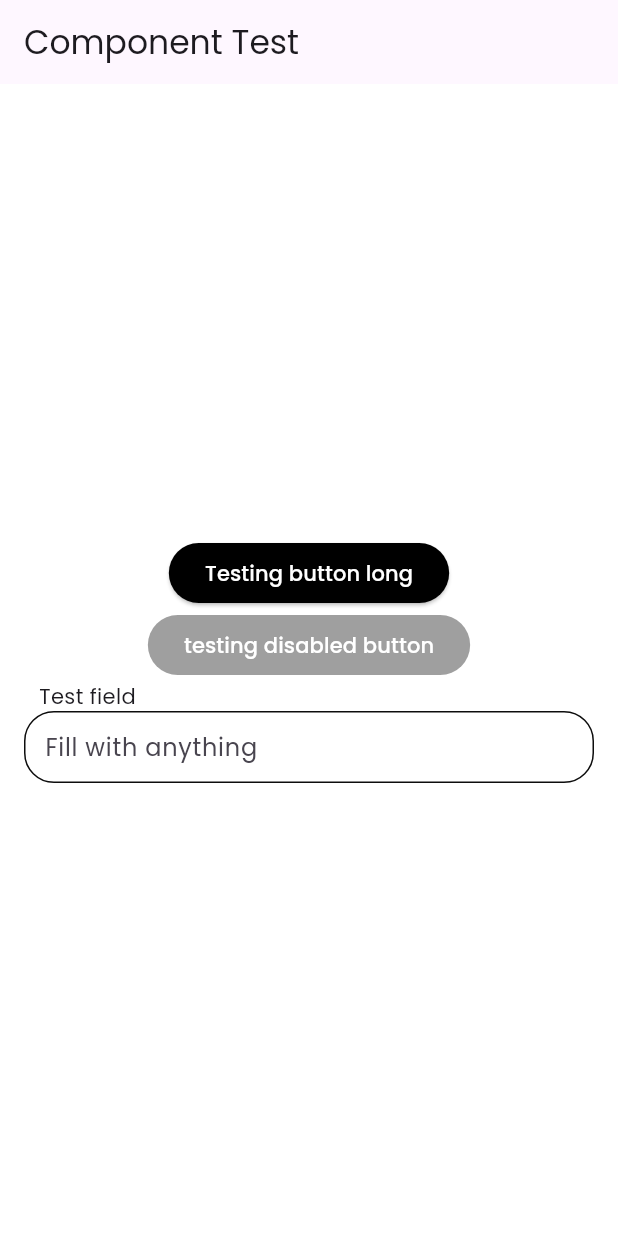
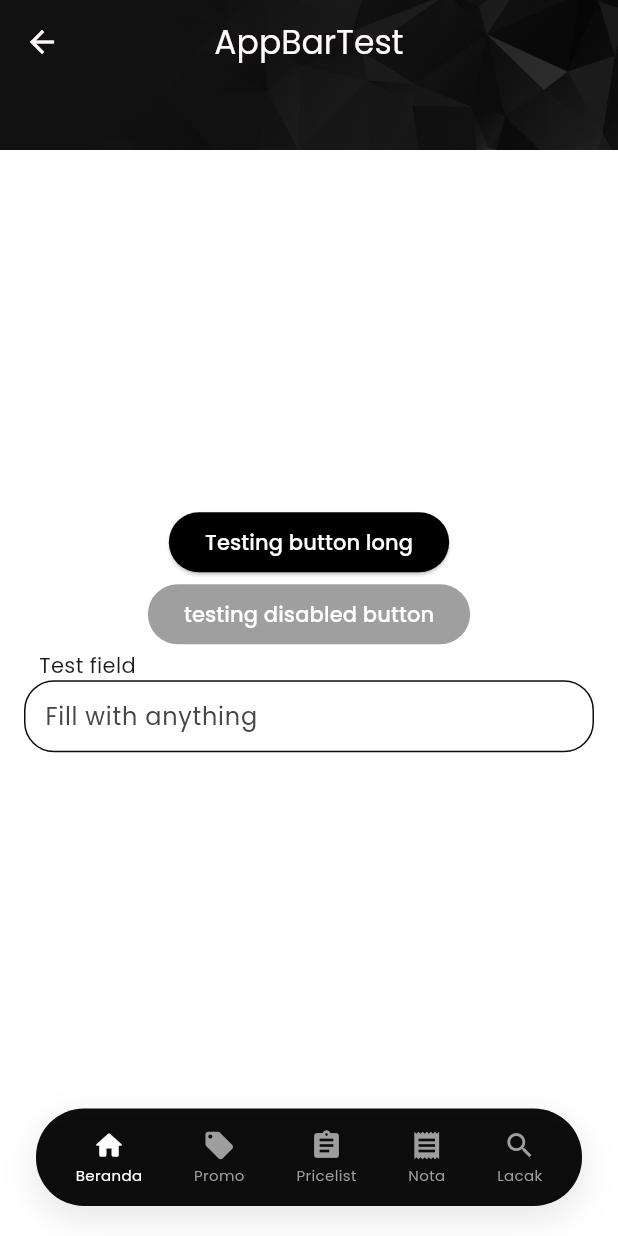
Before and after one commit to adnangomugomu/membership-app, a Flutter app: the screen it shows after launch, on a phone screen of 412 x 824 dp. Run offline on Flutter 3.47's test engine with Material 3 defaults, Android fonts, the phone set to English and light mode, and no system bars; our stand-ins replace google_fonts; missing offline and left inert: dart:ffi.

Commit message:
[Feat] Appbar and navbar

```diff
--- a/lib/main.dart
+++ b/lib/main.dart
@@ -1,5 +1,7 @@
 import 'package:flutter/material.dart';
 import 'package:ifixied_membership_app/theme/app_theme.dart';
+import 'package:ifixied_membership_app/ui/components/app_bar_component.dart';
+import 'package:ifixied_membership_app/ui/components/app_navigation_bar.dart';
 
 import 'ui/components/app_button.dart';
 import 'ui/components/app_text_field.dart';
@@ -21,7 +23,7 @@ class MyApp extends StatelessWidget {
       theme: AppTheme.light,
 
       home: Scaffold(
-        appBar: AppBar(title: const Text('Component Test')),
+        appBar: AppBarComponent(title: "AppBarTest"),
         body: Center(
           child: Column(
             mainAxisSize: MainAxisSize.min,
@@ -40,6 +42,7 @@ class MyApp extends StatelessWidget {
             ],
           ),
         ),
+        bottomNavigationBar: AppNavigationBar(currentIndex: 0),
       ),
     );
   }
--- a/lib/theme/app_colors.dart
+++ b/lib/theme/app_colors.dart
@@ -8,7 +8,7 @@ class AppColors {
   static const Color secondary = Color(0xFFBBBFC4);
   static const Color primary_text = Color.fromARGB(233, 14, 14, 14);
   static const Color secondary_text = Color(646464);
-  static const Color tersiery_text = Color (0xffFFFFFF);
+  static const Color tersiery_text = Color.fromARGB(255, 249, 2, 2);
   static const Color background = Color (0xffFFFFFF);
   static const Color buttonBackground = Color.fromARGB(255, 0, 0, 0);
   static const Color buttonText = Colors.white;
--- a/lib/theme/app_theme.dart
+++ b/lib/theme/app_theme.dart
@@ -12,6 +12,10 @@ class AppTheme {
     scaffoldBackgroundColor: Colors.white,
 
     textTheme: GoogleFonts.poppinsTextTheme(ThemeData.light().textTheme),
+
+    appBarTheme: AppBarTheme(
+      foregroundColor: const Color.fromARGB(255, 255, 250, 250),
+    ),
 
     elevatedButtonTheme: ElevatedButtonThemeData(
       style: ElevatedButton.styleFrom(
--- /dev/null
+++ b/lib/ui/components/app_bar_component.dart
@@ -0,0 +1,32 @@
+import 'package:flutter/material.dart';
+
+class AppBarComponent extends StatelessWidget implements PreferredSizeWidget {
+  final String title;
+
+  const AppBarComponent({
+    super.key,
+    required this.title,
+  });
+
+  @override
+  Size get preferredSize => const Size.fromHeight(100);
+
+  @override
+  Widget build(BuildContext context) {
+    return AppBar(
+      centerTitle: true,
+      leading: IconButton(icon: const Icon(Icons.arrow_back),onPressed: () {
+        Navigator.pop(context);
+      },),
+      title: Text(title),
+      flexibleSpace: Container(
+        decoration: BoxDecoration(
+          image: DecorationImage(
+            image: AssetImage('assets/image/Header.png'),
+            fit: BoxFit.cover,
+          ),
+        ),
+      ),
+    );
+  }
+}
--- /dev/null
+++ b/lib/ui/components/app_navigation_bar.dart
@@ -0,0 +1,85 @@
+import 'dart:ffi';
+
+import 'package:flutter/material.dart';
+import 'package:ifixied_membership_app/theme/app_colors.dart';
+
+class AppNavigationBar extends StatelessWidget {
+  final int currentIndex;
+  // final ValueChanged<int> onTap;
+
+  const AppNavigationBar({
+    super.key,
+    required this.currentIndex,
+    // required this.onTap,
+  });
+
+  @override
+  Widget build(BuildContext context) {
+    return SafeArea(
+      child: Padding(
+        padding: const EdgeInsets.fromLTRB(24, 0, 24, 20),
+        child: Container(
+          height: 65,
+          decoration: BoxDecoration(
+            color: AppColors.primary,
+            borderRadius: BorderRadius.circular(32),
+            boxShadow: [
+              BoxShadow(
+                blurRadius: 20,
+                offset: const Offset(0, 8),
+                color: Colors.black.withValues(alpha: 0.1),
+              ),
+            ],
+          ),
+          child: Row(
+            mainAxisAlignment: MainAxisAlignment.spaceEvenly,
+            children: [
+              _buildItem(Icons.home_rounded, 'Beranda', 0),
+              _buildItem(Icons.local_offer_rounded, 'Promo', 1),
+              _buildItem(Icons.assignment, 'Pricelist', 2),
+              _buildItem(Icons.receipt, 'Nota', 3),
+              _buildItem(Icons.search, 'Lacak', 4),
+            ],
+          ),
+        ),
+      ),
+    );
+  }
+
+  Widget _buildItem(
+    IconData icon,
+    String label,
+    int index,
+  ) {
+    final isSelected = currentIndex == index;
+
+    return InkWell(
+      onTap: () =>  Void,
+      borderRadius: BorderRadius.circular(20),
+      child: Padding(
+        padding: const EdgeInsets.symmetric(
+          horizontal: 8,
+          vertical: 4,
+        ),
+        child: Column(
+          mainAxisAlignment: MainAxisAlignment.center,
+          children: [
+            Icon(
+              icon,
+              size: 22,
+              color: isSelected ? Colors.white : Colors.grey,
+            ),
+            const SizedBox(height: 2),
+            Text(
+              label,
+              style: TextStyle(
+                fontSize: 10,
+                color: isSelected ? Colors.white : Colors.grey,
+              ),
+            ),
+          ],
+        ),
+      ),
+    );
+  }
+}
--- a/pubspec.yaml
+++ b/pubspec.yaml
@@ -52,6 +52,8 @@ dev_dependencies:
 
 # The following section is specific to Flutter packages.
 flutter:
+  assets:
+  - assets/image/
 
   # The following line ensures that the Material Icons font is
   # included with your application, so that you can use the icons in
```
Also changed, not shown: assets/image/Header.png (added).
